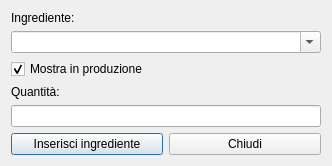
Qt form hrecipeaddrow.ui (fblabs/hamlet-mod-sancon) before a commit.
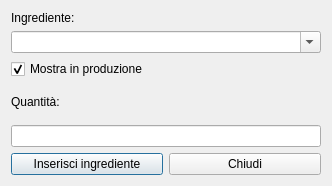
The same form after that commit. Icons and pictures are not drawn.

Patch:
```diff
--- a/hrecipeaddrow.ui
+++ b/hrecipeaddrow.ui
@@ -10,7 +10,7 @@
     <x>0</x>
     <y>0</y>
     <width>332</width>
-    <height>166</height>
+    <height>186</height>
    </rect>
   </property>
   <property name="windowTitle">
@@ -80,6 +80,9 @@
          <property name="text">
           <string>Inserisci ingrediente</string>
          </property>
+         <property name="autoDefault">
+          <bool>false</bool>
+         </property>
          <property name="default">
           <bool>true</bool>
          </property>
```
